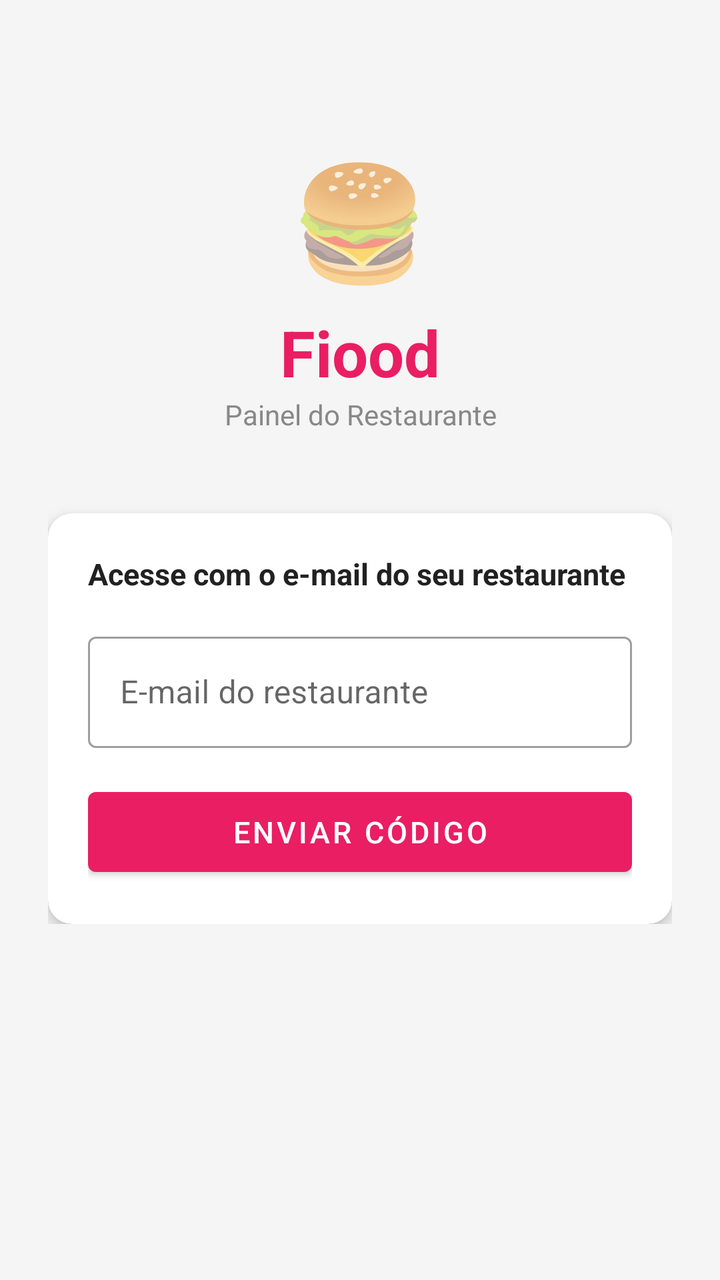
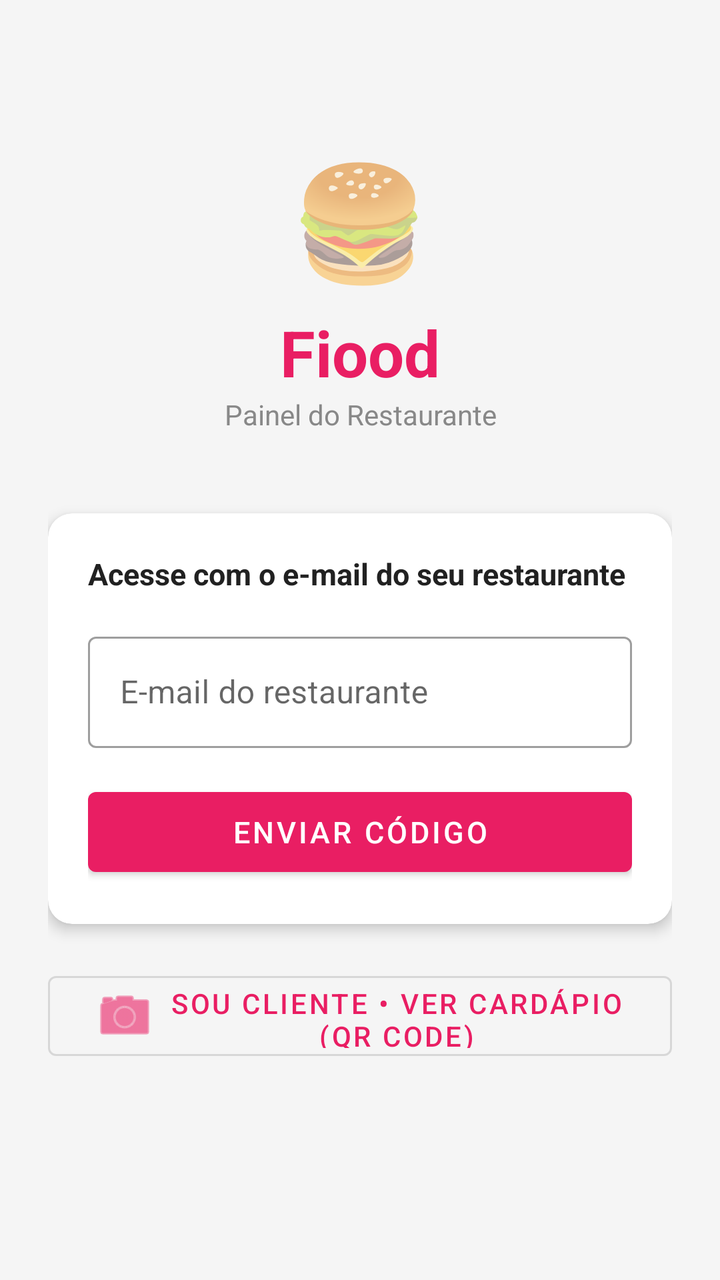

Before-and-after screenshots of an Android layout around one commit, followed by the original layout XML and the change that was made.
<!-- AndroidManifest.xml: application theme Theme.CrudProdutos -->
<!-- res/layout/activity_login.xml -->
<?xml version="1.0" encoding="utf-8"?>
<androidx.core.widget.NestedScrollView
    xmlns:android="http://schemas.android.com/apk/res/android"
    xmlns:app="http://schemas.android.com/apk/res-auto"
    android:layout_width="match_parent"
    android:layout_height="match_parent"
    android:background="#F5F5F5">

    <LinearLayout
        android:layout_width="match_parent"
        android:layout_height="wrap_content"
        android:orientation="vertical"
        android:gravity="center_horizontal"
        android:padding="24dp">

        
        <TextView
            android:layout_width="wrap_content"
            android:layout_height="wrap_content"
            android:layout_marginTop="48dp"
            android:layout_marginBottom="8dp"
            android:text="🍔"
            android:textSize="56sp"
            android:gravity="center" />

        <TextView
            android:layout_width="wrap_content"
            android:layout_height="wrap_content"
            android:text="Fiood"
            android:textSize="32sp"
            android:textStyle="bold"
            android:textColor="#E91E63"
            android:gravity="center" />

        <TextView
            android:layout_width="wrap_content"
            android:layout_height="wrap_content"
            android:layout_marginBottom="40dp"
            android:text="Painel do Restaurante"
            android:textSize="14sp"
            android:textColor="#888888"
            android:gravity="center" />

        
        <com.google.android.material.card.MaterialCardView
            android:layout_width="match_parent"
            android:layout_height="wrap_content"
            app:cardCornerRadius="12dp"
            app:cardElevation="4dp">

            <LinearLayout
                android:layout_width="match_parent"
                android:layout_height="wrap_content"
                android:orientation="vertical"
                android:padding="20dp">

                
                <LinearLayout
                    android:id="@+id/layoutEmail"
                    android:layout_width="match_parent"
                    android:layout_height="wrap_content"
                    android:orientation="vertical">

                    <TextView
                        android:layout_width="wrap_content"
                        android:layout_height="wrap_content"
                        android:layout_marginBottom="16dp"
                        android:text="Acesse com o e-mail do seu restaurante"
                        android:textSize="15sp"
                        android:textStyle="bold"
                        android:textColor="#212121" />

                    <com.google.android.material.textfield.TextInputLayout
                        android:layout_width="match_parent"
                        android:layout_height="wrap_content"
                        android:layout_marginBottom="16dp"
                        style="@style/Widget.MaterialComponents.TextInputLayout.OutlinedBox">

                        <com.google.android.material.textfield.TextInputEditText
                            android:id="@+id/etEmail"
                            android:layout_width="match_parent"
                            android:layout_height="wrap_content"
                            android:hint="E-mail do restaurante"
                            android:inputType="textEmailAddress"
                            android:maxLines="1" />

                    </com.google.android.material.textfield.TextInputLayout>

                    <com.google.android.material.button.MaterialButton
                        android:id="@+id/btnEnviarCodigo"
                        android:layout_width="match_parent"
                        android:layout_height="52dp"
                        android:text="Enviar código"
                        android:textSize="15sp" />

                </LinearLayout>

                
                <LinearLayout
                    android:id="@+id/layoutCodigo"
                    android:layout_width="match_parent"
                    android:layout_height="wrap_content"
                    android:orientation="vertical"
                    android:visibility="gone">

                    <TextView
                        android:id="@+id/tvCodigoInfo"
                        android:layout_width="wrap_content"
                        android:layout_height="wrap_content"
                        android:layout_marginBottom="16dp"
                        android:text="Código enviado! Verifique seu e-mail."
                        android:textSize="14sp"
                        android:textColor="#555555" />

                    <com.google.android.material.textfield.TextInputLayout
                        android:layout_width="match_parent"
                        android:layout_height="wrap_content"
                        android:layout_marginBottom="16dp"
                        style="@style/Widget.MaterialComponents.TextInputLayout.OutlinedBox">

                        <com.google.android.material.textfield.TextInputEditText
                            android:id="@+id/etCodigo"
                            android:layout_width="match_parent"
                            android:layout_height="wrap_content"
                            android:hint="Código de 6 dígitos"
                            android:inputType="number"
                            android:maxLength="6"
                            android:maxLines="1"
                            android:letterSpacing="0.3" />

                    </com.google.android.material.textfield.TextInputLayout>

                    <com.google.android.material.button.MaterialButton
                        android:id="@+id/btnEntrar"
                        android:layout_width="match_parent"
                        android:layout_height="52dp"
                        android:text="Entrar"
                        android:textSize="15sp" />

                    <com.google.android.material.button.MaterialButton
                        android:id="@+id/btnVoltarEmail"
                        android:layout_width="match_parent"
                        android:layout_height="wrap_content"
                        android:layout_marginTop="4dp"
                        android:text="Usar outro e-mail"
                        style="@style/Widget.MaterialComponents.Button.TextButton" />

                </LinearLayout>

            </LinearLayout>

        </com.google.android.material.card.MaterialCardView>

        
        <ProgressBar
            android:id="@+id/progressBar"
            android:layout_width="wrap_content"
            android:layout_height="wrap_content"
            android:layout_marginTop="24dp"
            android:visibility="gone" />

    </LinearLayout>

</androidx.core.widget.NestedScrollView>
<!-- resources referenced by this layout -->
<resources>
  <style name="Theme.CrudProdutos" parent="Theme.MaterialComponents.DayNight.NoActionBar">
          <item name="colorPrimary">#E91E63</item>
          <item name="colorPrimaryVariant">#C2185B</item>
          <item name="colorOnPrimary">@android:color/white</item>
          <item name="colorSecondary">#FF5722</item>
          <item name="colorOnSecondary">@android:color/white</item>
          <item name="android:statusBarColor">#C2185B</item>
          <item name="windowActionBar">false</item>
          <item name="windowNoTitle">true</item>
      </style>
</resources>

<!-- the commit's change to res/layout/activity_login.xml (unified diff, before → after) -->
@@ -151,6 +151,17 @@
 
         </com.google.android.material.card.MaterialCardView>
 
+        <com.google.android.material.button.MaterialButton
+            android:id="@+id/btnSouCliente"
+            style="@style/Widget.MaterialComponents.Button.OutlinedButton"
+            android:layout_width="match_parent"
+            android:layout_height="52dp"
+            android:layout_marginTop="20dp"
+            android:text="Sou cliente • Ver cardápio (QR Code)"
+            android:textSize="14sp"
+            app:icon="@android:drawable/ic_menu_camera"
+            app:iconGravity="textStart" />
+
         
         <ProgressBar
             android:id="@+id/progressBar"
